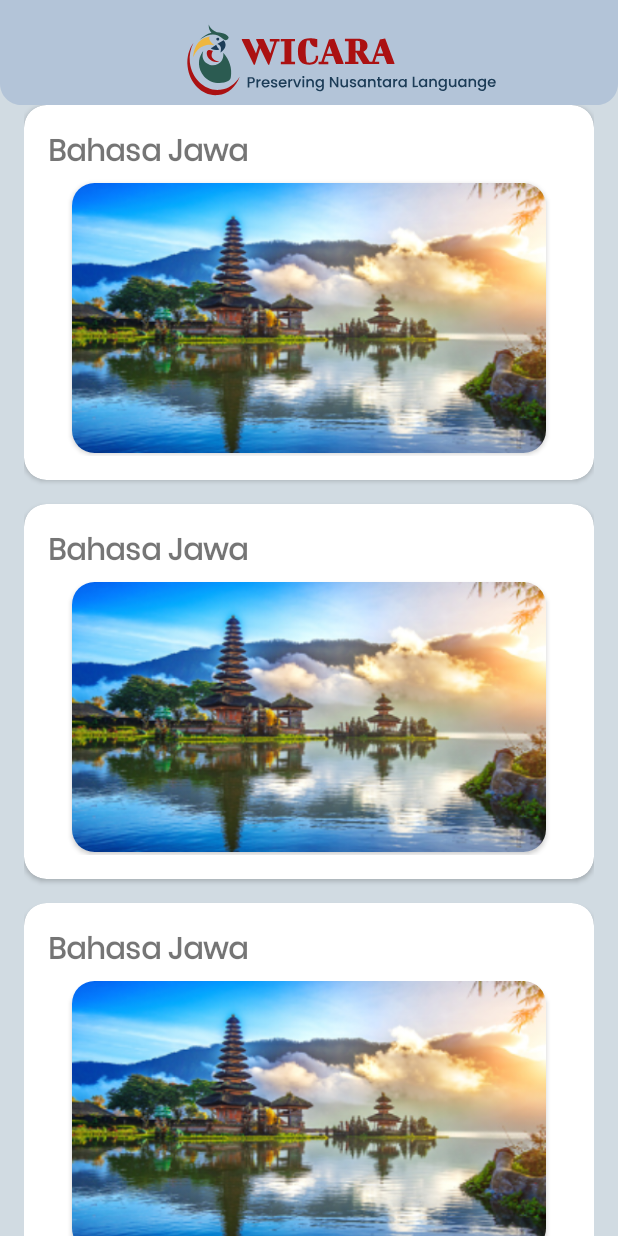
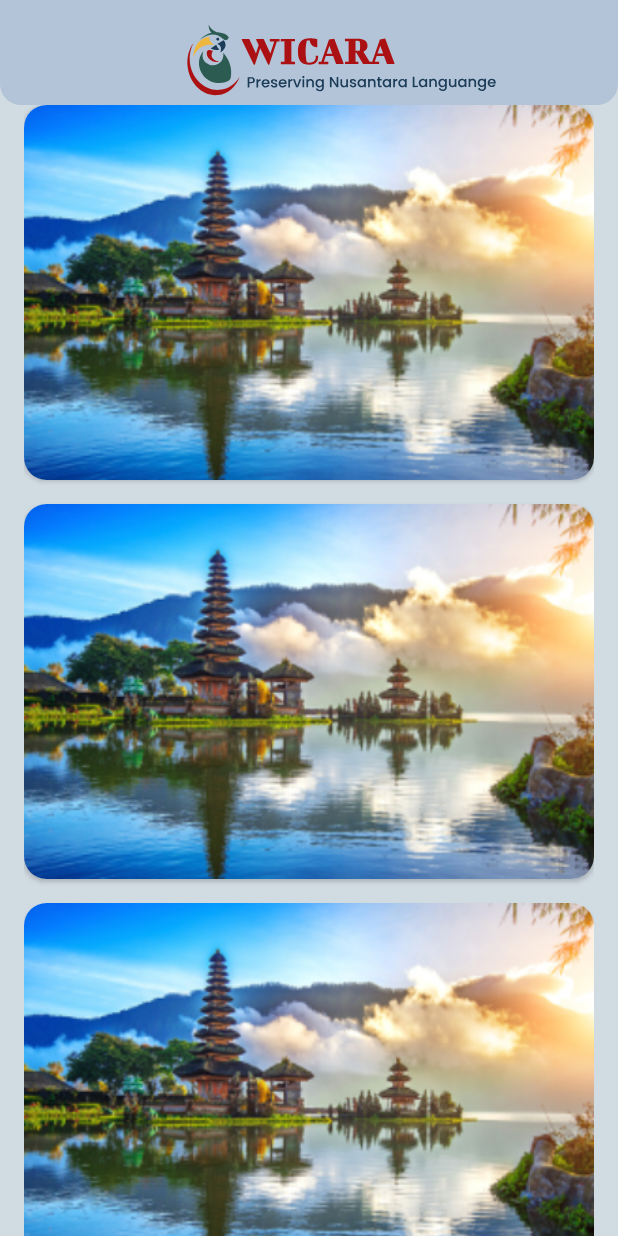
Before and after one commit to faizul14/WICARA, an Android app: the layout activity_vidio.xml on its own in the app's theme, with its tools: preview values and no code run, on a phone screen of 412 x 824 dp. Run offline under Robolectric (Android 15) with nearby library versions, the phone set to English and light mode, and no system bars.

Commit message:
fix response vidio pembelajaran

```diff
--- a/WICARA/app/src/main/java/com/CapstoneProject/wicara/network/ApiConfig.kt
+++ b/WICARA/app/src/main/java/com/CapstoneProject/wicara/network/ApiConfig.kt
@@ -20,7 +20,7 @@ class ApiConfig {
                 .addInterceptor(loggingInterceptor)
                 .build()
             val retrofit = Retrofit.Builder()
-                .baseUrl("http://35.219.84.10/")
+                .baseUrl("http://35.219.84.10:5000")
 //                .baseUrl("https://reqres.in/api/")
                 .addConverterFactory(GsonConverterFactory.create())
                 .client(client)
--- a/WICARA/app/src/main/java/com/CapstoneProject/wicara/ui/VidioAdapter.kt
+++ b/WICARA/app/src/main/java/com/CapstoneProject/wicara/ui/VidioAdapter.kt
@@ -17,8 +17,12 @@ class VidioAdapter : RecyclerView.Adapter<VidioAdapter.ListViewHolder>() {
     }
     class ListViewHolder(private val binding: CardVidioBinding) : RecyclerView.ViewHolder(binding.root) {
         fun bind(data : VidioResponseItem){
+            Glide.with(itemView.context)
+                .load(data.image)
+                .into(binding.imgTumbnail)
             binding.itemVidio.setOnClickListener {
                 val data = VidioResponseItem(
+                    data.image,
                     "",
                     data.linkYoutube,
                     data.id,
--- a/WICARA/app/src/main/java/com/CapstoneProject/wicara/ui/home/HomeFragment.kt
+++ b/WICARA/app/src/main/java/com/CapstoneProject/wicara/ui/home/HomeFragment.kt
@@ -86,8 +86,8 @@ class HomeFragment : Fragment(), View.OnClickListener {
                 startActivity(move)
             }
             R.id.card_view4 -> {
-//                val move = Intent(requireActivity(), VidioActivity::class.java)
-                val move = Intent(requireActivity(), PlayVidioActivity::class.java)
+                val move = Intent(requireActivity(), VidioActivity::class.java)
+//                val move = Intent(requireActivity(), PlayVidioActivity::class.java)
                 startActivity(move)
             }
 
--- a/WICARA/app/src/main/res/layout/activity_vidio.xml
+++ b/WICARA/app/src/main/res/layout/activity_vidio.xml
@@ -34,10 +34,10 @@
                 android:id="@+id/rv_vidio"
                 android:layout_width="match_parent"
                 android:layout_height="match_parent"
-                android:layout_marginBottom="24dp"
+                android:layout_marginBottom="40dp"
                 app:layout_constraintBottom_toBottomOf="parent"
                 app:layout_constraintEnd_toEndOf="parent"
-                app:layout_constraintHorizontal_bias="0.968"
+                app:layout_constraintHorizontal_bias="0.0"
                 app:layout_constraintStart_toStartOf="parent"
                 tools:listitem="@layout/card_vidio" />
 
--- a/WICARA/app/src/main/res/layout/card_vidio.xml
+++ b/WICARA/app/src/main/res/layout/card_vidio.xml
@@ -8,47 +8,54 @@
     android:id="@+id/item_vidio"
     app:cardCornerRadius="15dp">
 
-    <androidx.constraintlayout.widget.ConstraintLayout
+    <ImageView
+        android:id="@+id/img_tumbnail"
         android:layout_width="match_parent"
-        android:padding="16dp"
-        android:layout_height="match_parent">
+        android:layout_height="match_parent"
+        android:scaleType="fitXY"
+        android:src="@drawable/ubudbali" />
 
-        <TextView
-            android:id="@+id/textView23"
-            android:layout_width="wrap_content"
-            android:layout_height="wrap_content"
-            android:fontFamily="@font/poppinsregular"
-            android:text="Bahasa Jawa"
-            android:textSize="20sp"
-            android:textStyle="bold"
-            app:layout_constraintEnd_toEndOf="parent"
-            app:layout_constraintHorizontal_bias="0.0"
-            app:layout_constraintStart_toStartOf="parent"
-            app:layout_constraintTop_toTopOf="parent" />
+<!--    <androidx.constraintlayout.widget.ConstraintLayout-->
+<!--        android:layout_width="match_parent"-->
+<!--        android:padding="16dp"-->
+<!--        android:layout_height="match_parent">-->
 
-        <androidx.cardview.widget.CardView
-            android:layout_width="match_parent"
-            android:layout_height="180dp"
-            android:layout_marginStart="16dp"
-            android:layout_marginTop="8dp"
-            android:layout_marginEnd="16dp"
-            android:layout_marginBottom="8dp"
-            app:cardCornerRadius="15dp"
-            app:layout_constraintBottom_toBottomOf="parent"
-            app:layout_constraintEnd_toEndOf="parent"
-            app:layout_constraintHorizontal_bias="0.497"
-            app:layout_constraintStart_toStartOf="parent"
-            app:layout_constraintTop_toBottomOf="@+id/textView23">
+<!--&lt;!&ndash;        <TextView&ndash;&gt;-->
+<!--&lt;!&ndash;            android:id="@+id/textView23"&ndash;&gt;-->
+<!--&lt;!&ndash;            android:layout_width="wrap_content"&ndash;&gt;-->
+<!--&lt;!&ndash;            android:layout_height="wrap_content"&ndash;&gt;-->
+<!--&lt;!&ndash;            android:fontFamily="@font/poppinsregular"&ndash;&gt;-->
+<!--&lt;!&ndash;            android:text="Bahasa Jawa"&ndash;&gt;-->
+<!--&lt;!&ndash;            android:textSize="20sp"&ndash;&gt;-->
+<!--&lt;!&ndash;            android:textStyle="bold"&ndash;&gt;-->
+<!--&lt;!&ndash;            app:layout_constraintEnd_toEndOf="parent"&ndash;&gt;-->
+<!--&lt;!&ndash;            app:layout_constraintHorizontal_bias="0.0"&ndash;&gt;-->
+<!--&lt;!&ndash;            app:layout_constraintStart_toStartOf="parent"&ndash;&gt;-->
+<!--&lt;!&ndash;            app:layout_constraintTop_toTopOf="parent" />&ndash;&gt;-->
 
-            <ImageView
-                android:layout_width="match_parent"
-                android:layout_height="match_parent"
-                android:scaleType="fitXY"
-                android:src="@drawable/ubudbali" />
+<!--        <androidx.cardview.widget.CardView-->
+<!--            android:layout_width="match_parent"-->
+<!--            android:layout_height="match_parent"-->
+<!--            android:layout_marginStart="16dp"-->
+<!--            android:layout_marginTop="8dp"-->
+<!--            android:layout_marginEnd="16dp"-->
+<!--            app:cardCornerRadius="15dp"-->
+<!--            app:layout_constraintBottom_toBottomOf="parent"-->
+<!--            app:layout_constraintEnd_toEndOf="parent"-->
+<!--            app:layout_constraintHorizontal_bias="0.497"-->
+<!--            app:layout_constraintStart_toStartOf="parent"-->
+<!--            app:layout_constraintTop_toTopOf="parent">-->
 
-        </androidx.cardview.widget.CardView>
+<!--            <ImageView-->
+<!--                android:id="@+id/img_tumbnail"-->
+<!--                android:layout_width="match_parent"-->
+<!--                android:layout_height="match_parent"-->
+<!--                android:scaleType="fitXY"-->
+<!--                android:src="@drawable/ubudbali" />-->
 
-    </androidx.constraintlayout.widget.ConstraintLayout>
+<!--        </androidx.cardview.widget.CardView>-->
+
+<!--    </androidx.constraintlayout.widget.ConstraintLayout>-->
 
 
 
```
Also changed, not shown: WICARA/app/src/main/java/com/CapstoneProject/wicara/network/VidioResponse.kt (+15 -0 lines), WICARA/app/src/main/res/layout/activity_change_profil.xml (deleted, +0 -167 lines).
